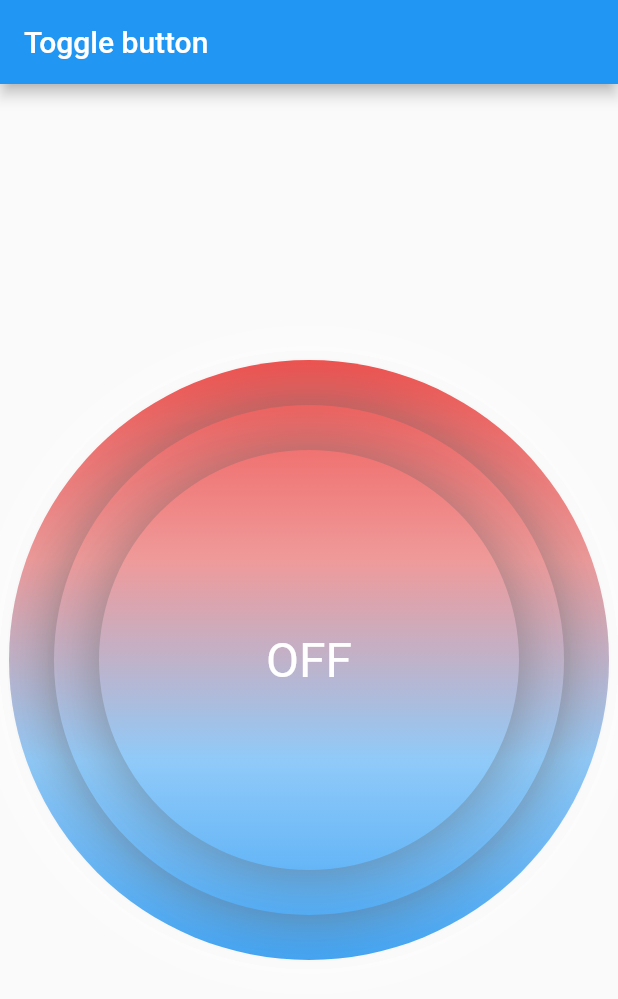
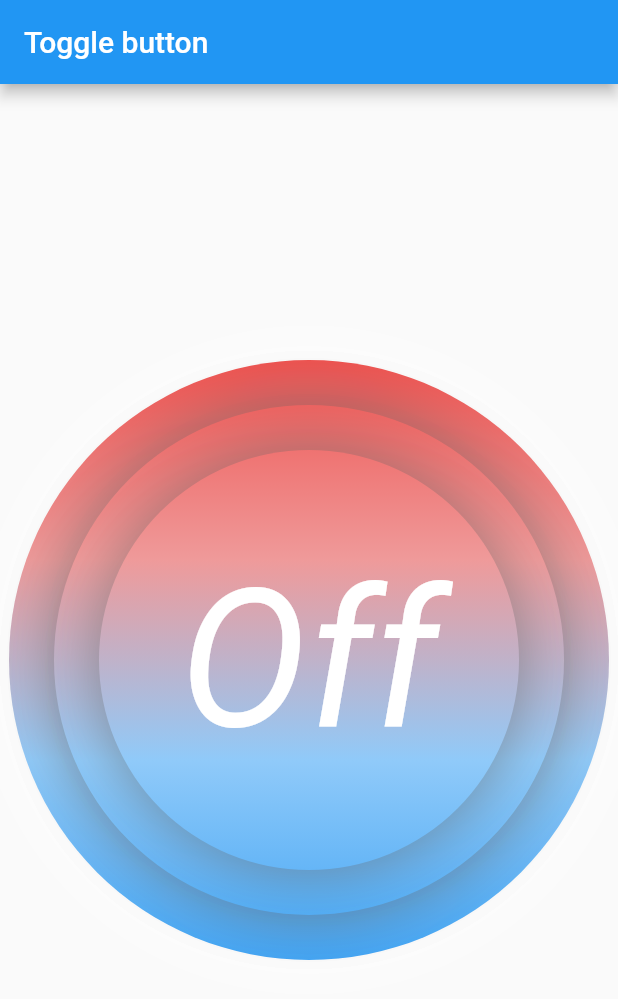
Before and after one commit to croSSover07/togglebutton, a Flutter app: the screen it shows after launch, on a phone screen of 412 x 824 dp. Shown: the top 999 px of the screen. Run offline on Flutter 3.47's test engine with Material 2 defaults, Android fonts, the phone set to English and light mode, and no system bars.

Commit message:
change:  - small change text style

```diff
--- a/lib/component/main.dart
+++ b/lib/component/main.dart
@@ -31,8 +31,8 @@ class _MyHomePageState extends State<MyHomePage> {
           title: Text(widget.title),
         ),
         body: ToggleButtonWidget(
-          textOn: "ON",
-          textOff: "OFF",
+          textOn: "On",
+          textOff: "Off",
           onPressed: onPress,
           isActivated: false,
         ));
--- a/lib/component/toggle_button.dart
+++ b/lib/component/toggle_button.dart
@@ -91,7 +91,10 @@ class _ToggleButtonState extends State<StatefulWidget>
           ),
           Center(
               child: Text(_isActivated ? textOn : textOff,
-                  style: TextStyle(color: Colors.white, fontSize: 32.0))),
+                  style: TextStyle(
+                      color: Colors.white,
+                      fontSize: 128.0,
+                      fontStyle: FontStyle.italic))),
         ],
       )),
     );
```
